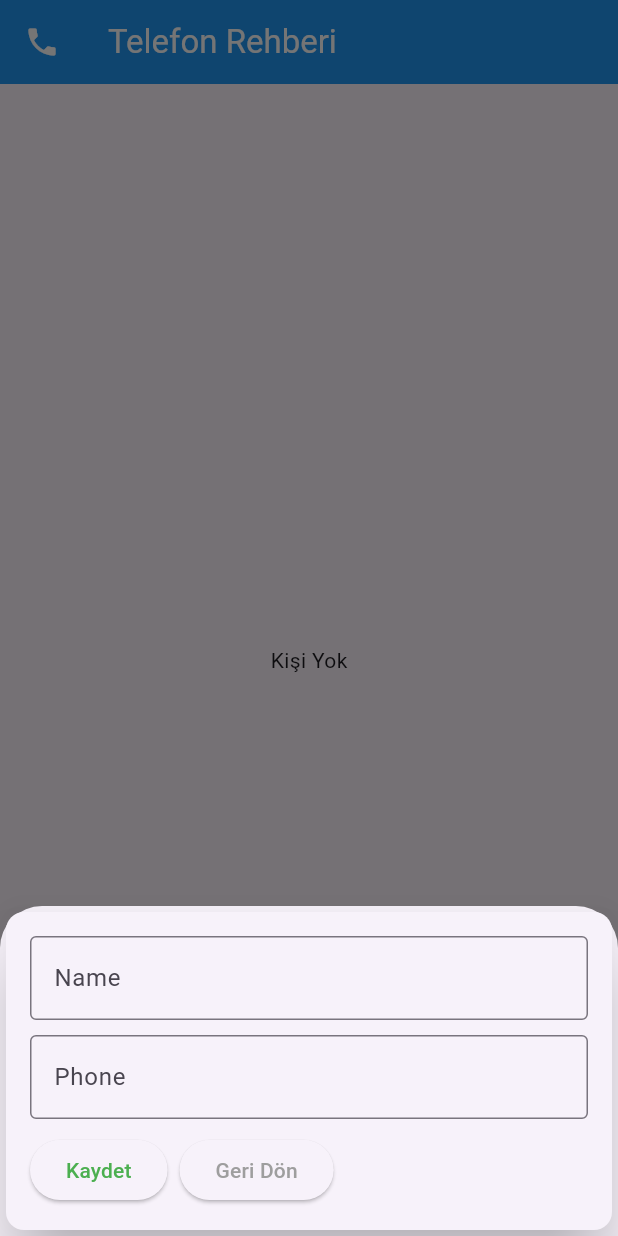
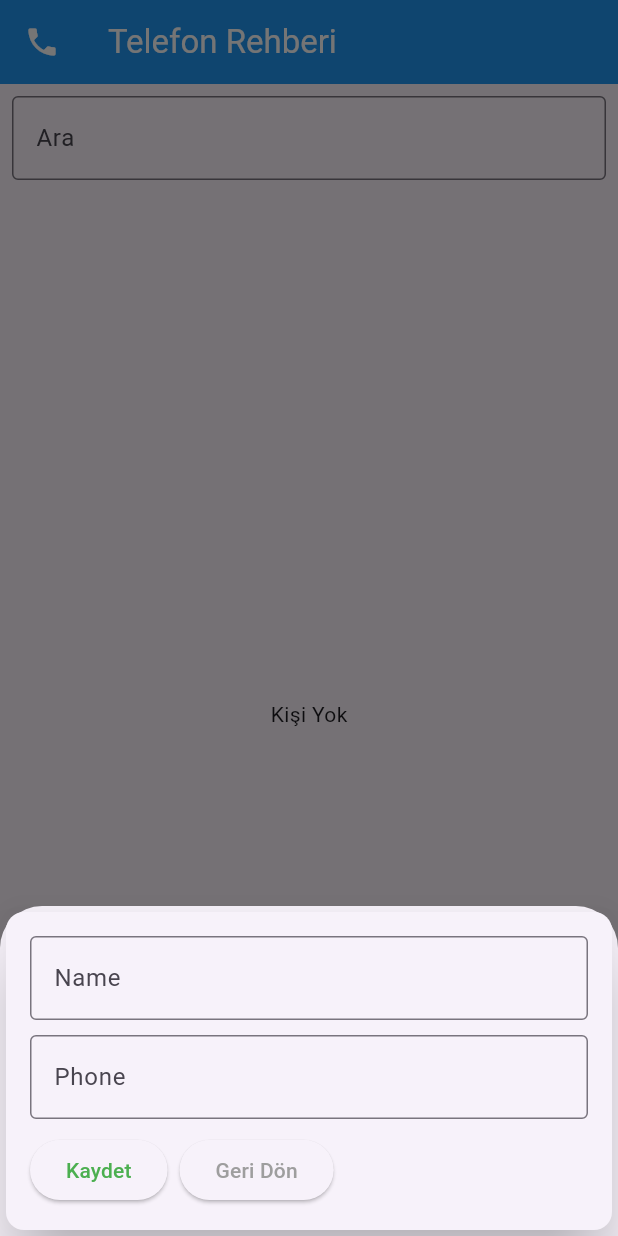
Before and after one commit to AbdurrahmanToprak/flutter_sqlite_phone_guide, a Flutter app: the screen it shows after launch, after a tap on the "add" icon, on a phone screen of 412 x 824 dp. Run offline on Flutter 3.47's test engine with Material 3 defaults, Android fonts, the phone set to English and light mode, and no system bars; our stand-ins replace sqflite, sqflite_common_ffi; accounts and stored records are empty.

Commit message:
anasayfasına bir textfield eklenerek harfe duyarlı kişi listesi görüntüleme oluşturuldu.

```diff
--- a/lib/view/model/person_database_provider.dart
+++ b/lib/view/model/person_database_provider.dart
@@ -5,10 +5,11 @@ import 'person_model.dart';
 class PersonDatabaseProvider {
   final String _personDatabaseName = "person_database.db";
   final int _version = 1;
-  Database? database;
+  Database? _database;
 
   Future<void> open() async {
-    database = await openDatabase(
+    if (_database != null) return;
+    _database = await openDatabase(
       join(await getDatabasesPath(), _personDatabaseName),
       version: _version,
       onCreate: (db, version) {
@@ -24,23 +25,27 @@ class PersonDatabaseProvider {
   }
 
   Future<List<PersonModel>> getList() async {
-    List<Map<String, dynamic>> personMaps = await database!.query("person");
+    await open();
+    List<Map<String, dynamic>> personMaps = await _database!.query("person");
     return personMaps.map((e) => PersonModel.fromJson(e)).toList();
   }
 
   Future<bool> insert(PersonModel model) async {
-    final int id = await database!.insert('person', model.toJson());
+    await open();
+    final int id = await _database!.insert('person', model.toJson());
     return id > 0;
   }
 
   Future<bool> delete(int id) async {
+    await open();
     final int count =
-        await database!.delete('person', where: 'id = ?', whereArgs: [id]);
+        await _database!.delete('person', where: 'id = ?', whereArgs: [id]);
     return count > 0;
   }
 
   Future<bool> update(int id, PersonModel model) async {
-    final int count = await database!.update(
+    await open();
+    final int count = await _database!.update(
       'person',
       model.toJson(),
       where: 'id = ?',
@@ -50,6 +55,9 @@ class PersonDatabaseProvider {
   }
 
   Future<void> close() async {
-    await database!.close();
+    if (_database != null) {
+      await _database!.close();
+      _database = null;
+    }
   }
 }
--- a/lib/view/person_list/person_detail_page.dart
+++ b/lib/view/person_list/person_detail_page.dart
@@ -17,7 +17,7 @@ class PersonDetailPage extends StatelessWidget {
         ScaffoldMessenger.of(context).showSnackBar(
           const SnackBar(
             content: Text('Kişi silindi'),
-            duration: Duration(seconds: 10),
+            duration: Duration(seconds: 2),
           ),
         );
         Navigator.pop(context);
--- a/lib/view/person_list/person_list_view.dart
+++ b/lib/view/person_list/person_list_view.dart
@@ -1,8 +1,36 @@
 import 'package:flutter/material.dart';
 import 'package:flutter_sqlite_phone_guide/view/person_list/person_detail_page.dart';
 import 'person_list_view_model.dart';
+import '../model/person_model.dart';
 
 class PersonListView extends PersonListViewModel {
+  final TextEditingController _controller = TextEditingController();
+  List<PersonModel> _filteredPersonList = [];
+
+  @override
+  void initState() {
+    super.initState();
+    _controller.addListener(_filterPersonList);
+    getPersonList();
+  }
+
+  @override
+  void dispose() {
+    _controller.removeListener(_filterPersonList);
+    _controller.dispose();
+    super.dispose();
+  }
+
+  void _filterPersonList() {
+    setState(() {
+      _filteredPersonList = personList
+          .where((person) => person.name!
+              .toLowerCase()
+              .contains(_controller.text.toLowerCase()))
+          .toList();
+    });
+  }
+
   @override
   Widget build(BuildContext context) {
     return Scaffold(
@@ -29,17 +57,27 @@ class PersonListView extends PersonListViewModel {
       ),
       body: Column(
         children: [
+          Padding(
+            padding: const EdgeInsets.all(8.0),
+            child: TextField(
+              controller: _controller,
+              decoration: const InputDecoration(
+                labelText: 'Ara',
+                border: OutlineInputBorder(),
+              ),
+            ),
+          ),
           Expanded(
-            child: personList.isEmpty
+            child: _filteredPersonList.isEmpty
                 ? const Center(
-                    child: Text(
-                    "Kişi Yok",
-                  ))
+                    child: Text("Kişi Yok"),
+                  )
                 : ListView.builder(
-                    itemCount: personList.length,
+                    itemCount: _filteredPersonList.length,
                     itemBuilder: (context, index) => ListTile(
-                      title: Text(personList[index].name.toString()),
-                      subtitle: Text(personList[index].phone.toString()),
+                      title: Text(_filteredPersonList[index].name.toString()),
+                      subtitle:
+                          Text(_filteredPersonList[index].phone.toString()),
                       leading: const Icon(Icons.account_box),
                       trailing: const Icon(
                         Icons.phone,
@@ -50,7 +88,7 @@ class PersonListView extends PersonListViewModel {
                           context,
                           MaterialPageRoute(
                             builder: (context) => PersonDetailPage(
-                              person: personList[index],
+                              person: _filteredPersonList[index],
                             ),
                           ),
                         ).then((_) {
@@ -63,6 +101,12 @@ class PersonListView extends PersonListViewModel {
         ],
       ),
     );
+  }
+
+  @override
+  Future getPersonList() async {
+    await super.getPersonList();
+    _filterPersonList();
   }
 
   void showAddPersonBottomSheet(BuildContext context) {
```
